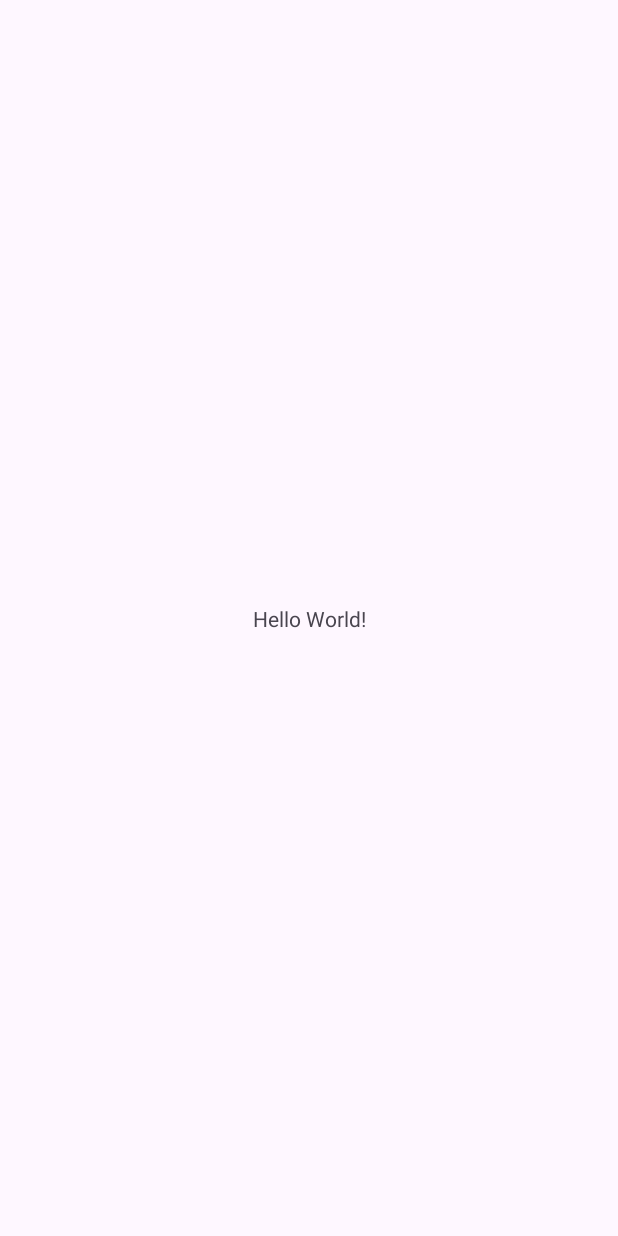
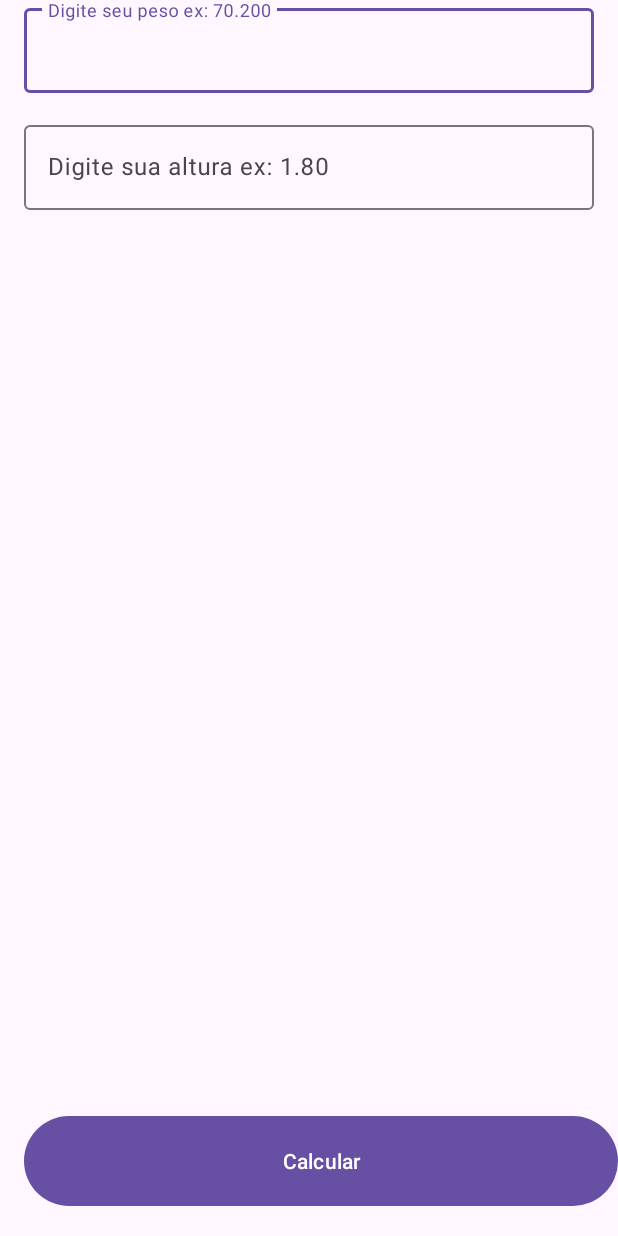
Before and after one commit to Michelnass21/CalculadoraImc, an Android app: the screen it shows after launch (MainActivity), on a phone screen of 412 x 824 dp. Before the commit the screen is almost empty. Run offline under Robolectric (Android 15) with nearby library versions, the phone set to English and light mode, and no system bars.

Commit message:
Tela inicial edittext

```diff
--- a/app/src/main/java/com/comunidadedevspace/imc/MainActivity.kt
+++ b/app/src/main/java/com/comunidadedevspace/imc/MainActivity.kt
@@ -2,10 +2,29 @@ package com.comunidadedevspace.imc
 
 import androidx.appcompat.app.AppCompatActivity
 import android.os.Bundle
+import android.widget.Button
+import com.google.android.material.textfield.TextInputEditText
 
 class MainActivity : AppCompatActivity() {
     override fun onCreate(savedInstanceState: Bundle?) {
         super.onCreate(savedInstanceState)
         setContentView(R.layout.activity_main)
+
+        // Recuperar os componentes Editext
+        // Criar uma variavel e associar o componente de UI <Editext>
+        //Recuperar o botão da tela
+        //Recuperar o texto digitado no edt peso
+
+        val edtPeso = findViewById<TextInputEditText>(R.id.edt_peso)
+        val edtAltura = findViewById<TextInputEditText>(R.id.edt_altura)
+
+        val btnCalcular =  findViewById<Button>(R.id.btn_calcular)
+
+        btnCalcular.setOnClickListener {
+            val peso = edtPeso.text
+            val altura = edtAltura.text
+
+            println("aperta do Botão " + peso + altura)
+        }
     }
 }
--- a/app/src/main/res/layout/activity_main.xml
+++ b/app/src/main/res/layout/activity_main.xml
@@ -6,13 +6,46 @@
     android:layout_height="match_parent"
     tools:context=".MainActivity">
 
-    <TextView
-        android:layout_width="wrap_content"
+
+    <Button
+        android:id="@+id/btn_calcular"
+        android:layout_width="match_parent"
+        android:layout_marginBottom="16dp"
+        android:layout_marginStart="16dp"
+        android:layout_height="68dp"
+        android:text="Calcular"
+        app:layout_constraintBottom_toBottomOf="parent"
+        tools:layout_editor_absoluteX="128dp" />
+
+    <com.google.android.material.textfield.TextInputLayout
+        android:id="@+id/textInputLayout"
+        android:layout_width="match_parent"
         android:layout_height="wrap_content"
-        android:text="Hello World!"
-        app:layout_constraintBottom_toBottomOf="parent"
-        app:layout_constraintEnd_toEndOf="parent"
-        app:layout_constraintStart_toStartOf="parent"
-        app:layout_constraintTop_toTopOf="parent" />
+        android:layout_margin="16dp"
+        tools:layout_editor_absoluteX="1dp"
+        tools:layout_editor_absoluteY="94dp">
+
+        <com.google.android.material.textfield.TextInputEditText
+            android:id="@+id/edt_peso"
+            android:layout_width="match_parent"
+            android:layout_height="wrap_content"
+            android:hint="Digite seu peso ex: 70.200"
+            android:inputType="numberDecimal" />
+    </com.google.android.material.textfield.TextInputLayout>
+
+    <com.google.android.material.textfield.TextInputLayout
+        android:layout_width="match_parent"
+        android:layout_height="wrap_content"
+        android:layout_margin="16dp"
+        app:layout_constraintTop_toBottomOf="@+id/textInputLayout"
+        tools:layout_editor_absoluteX="1dp">
+
+        <com.google.android.material.textfield.TextInputEditText
+            android:id="@+id/edt_altura"
+            android:layout_width="match_parent"
+            android:layout_height="wrap_content"
+            android:inputType="numberDecimal"
+            android:hint="Digite sua altura ex: 1.80" />
+    </com.google.android.material.textfield.TextInputLayout>
 
 </androidx.constraintlayout.widget.ConstraintLayout>
```
